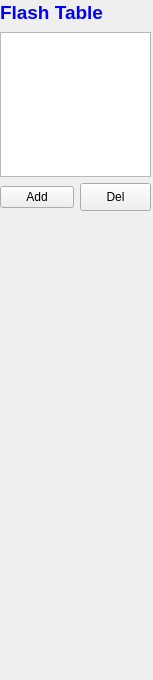
Old version of the form NandFlashTestGUI/GeneralMenu.ui in the repository VenSaber/NandFlashTestGUI.
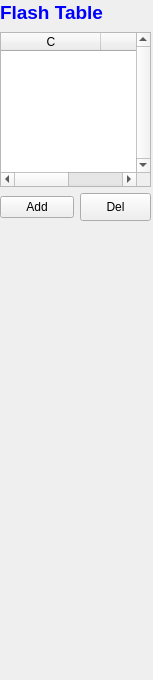
New version of the form.

Commit message: 04_use mysql database to manage flash type

Patch:
```diff
--- a/NandFlashTestGUI/GeneralMenu.ui
+++ b/NandFlashTestGUI/GeneralMenu.ui
@@ -16,7 +16,7 @@
      <x>0</x>
      <y>0</y>
      <width>151</width>
-     <height>211</height>
+     <height>221</height>
     </rect>
    </property>
    <layout class="QGridLayout" name="gridLayout">
@@ -56,9 +56,28 @@
         <height>192</height>
        </size>
       </property>
+      <property name="verticalScrollBarPolicy">
+       <enum>Qt::ScrollBarAlwaysOn</enum>
+      </property>
+      <property name="horizontalScrollBarPolicy">
+       <enum>Qt::ScrollBarAsNeeded</enum>
+      </property>
+      <property name="sizeAdjustPolicy">
+       <enum>QAbstractScrollArea::AdjustIgnored</enum>
+      </property>
       <property name="showGrid">
        <bool>true</bool>
       </property>
+      <column>
+       <property name="text">
+        <string>C</string>
+       </property>
+      </column>
+      <column>
+       <property name="text">
+        <string>Type</string>
+       </property>
+      </column>
      </widget>
     </item>
     <item row="3" column="0">
```
Left out of the diff: 4 changed lines with no effect on the pictures. The commit also changes 11 other files.
